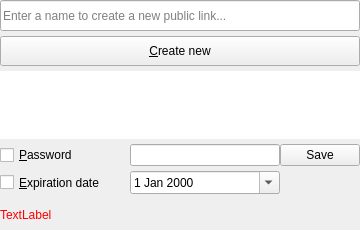
Old version of the form src/gui/sharelinkwidget.ui in the repository yufish/desktop.
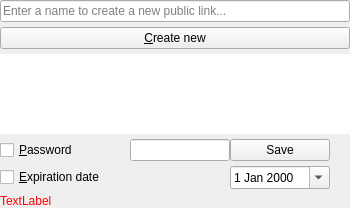
New version of the form.

Commit message:
Changes SizePolicy of the windows and sizes.
- Using Fixed as size policy it gives a much smoother user experience
when windows size dinamically changes.

```diff
--- a/src/gui/sharelinkwidget.ui
+++ b/src/gui/sharelinkwidget.ui
@@ -6,22 +6,28 @@
    <rect>
     <x>0</x>
     <y>0</y>
-    <width>360</width>
-    <height>230</height>
+    <width>350</width>
+    <height>238</height>
    </rect>
   </property>
   <property name="sizePolicy">
-   <sizepolicy hsizetype="Maximum" vsizetype="Minimum">
+   <sizepolicy hsizetype="Fixed" vsizetype="Maximum">
     <horstretch>0</horstretch>
     <verstretch>0</verstretch>
    </sizepolicy>
   </property>
   <property name="minimumSize">
    <size>
-    <width>360</width>
+    <width>340</width>
     <height>0</height>
    </size>
   </property>
+  <property name="maximumSize">
+   <size>
+    <width>16777215</width>
+    <height>16777215</height>
+   </size>
+  </property>
   <property name="windowTitle">
    <string>Share NewDocument.odt</string>
   </property>
@@ -30,7 +36,7 @@
     <number>5</number>
    </property>
    <property name="sizeConstraint">
-    <enum>QLayout::SetMinimumSize</enum>
+    <enum>QLayout::SetFixedSize</enum>
    </property>
    <property name="leftMargin">
     <number>0</number>
@@ -47,21 +53,21 @@
    <item>
     <widget class="QLineEdit" name="nameLineEdit">
      <property name="sizePolicy">
-      <sizepolicy hsizetype="Minimum" vsizetype="Minimum">
+      <sizepolicy hsizetype="Maximum" vsizetype="Fixed">
        <horstretch>0</horstretch>
        <verstretch>0</verstretch>
       </sizepolicy>
      </property>
      <property name="minimumSize">
       <size>
-       <width>360</width>
+       <width>0</width>
        <height>0</height>
       </size>
      </property>
      <property name="maximumSize">
       <size>
-       <width>16777215</width>
-       <height>16777215</height>
+       <width>350</width>
+       <height>26</height>
       </size>
      </property>
      <property name="placeholderText">
@@ -72,21 +78,21 @@
    <item>
     <widget class="QPushButton" name="createShareButton">
      <property name="sizePolicy">
-      <sizepolicy hsizetype="Minimum" vsizetype="Maximum">
+      <sizepolicy hsizetype="Minimum" vsizetype="Fixed">
        <horstretch>0</horstretch>
        <verstretch>0</verstretch>
       </sizepolicy>
      </property>
      <property name="minimumSize">
       <size>
-       <width>360</width>
-       <height>30</height>
+       <width>350</width>
+       <height>0</height>
       </size>
      </property>
      <property name="maximumSize">
       <size>
-       <width>16777215</width>
-       <height>30</height>
+       <width>350</width>
+       <height>26</height>
       </size>
      </property>
      <property name="text">
@@ -97,21 +103,21 @@
    <item>
     <widget class="QTableWidget" name="linkShares">
      <property name="sizePolicy">
-      <sizepolicy hsizetype="Minimum" vsizetype="Minimum">
+      <sizepolicy hsizetype="Fixed" vsizetype="Minimum">
        <horstretch>0</horstretch>
        <verstretch>0</verstretch>
       </sizepolicy>
      </property>
      <property name="minimumSize">
       <size>
-       <width>360</width>
-       <height>0</height>
+       <width>0</width>
+       <height>80</height>
       </size>
      </property>
      <property name="maximumSize">
       <size>
-       <width>16777215</width>
-       <height>16777215</height>
+       <width>350</width>
+       <height>80</height>
       </size>
      </property>
      <property name="frameShape">
@@ -121,10 +127,16 @@
       <number>0</number>
      </property>
      <property name="horizontalScrollBarPolicy">
-      <enum>Qt::ScrollBarAlwaysOff</enum>
+      <enum>Qt::ScrollBarAsNeeded</enum>
      </property>
      <property name="sizeAdjustPolicy">
-      <enum>QAbstractScrollArea::AdjustToContents</enum>
+      <enum>QAbstractScrollArea::AdjustIgnored</enum>
+     </property>
+     <property name="autoScrollMargin">
+      <number>10</number>
+     </property>
+     <property name="editTriggers">
+      <set>QAbstractItemView::NoEditTriggers</set>
      </property>
      <property name="selectionMode">
       <enum>QAbstractItemView::SingleSelection</enum>
@@ -167,26 +179,26 @@
    <item>
     <widget class="QWidget" name="shareProperties" native="true">
      <property name="sizePolicy">
-      <sizepolicy hsizetype="Maximum" vsizetype="Minimum">
+      <sizepolicy hsizetype="Fixed" vsizetype="Maximum">
        <horstretch>0</horstretch>
        <verstretch>0</verstretch>
       </sizepolicy>
      </property>
      <property name="minimumSize">
       <size>
-       <width>360</width>
+       <width>0</width>
        <height>0</height>
       </size>
      </property>
      <property name="maximumSize">
       <size>
-       <width>330</width>
+       <width>350</width>
        <height>16777215</height>
       </size>
      </property>
-     <layout class="QGridLayout" name="gridLayout_2" columnstretch="0,0,0,0">
+     <layout class="QGridLayout" name="gridLayout_2" columnstretch="0,0,0,0,0">
       <property name="sizeConstraint">
-       <enum>QLayout::SetMaximumSize</enum>
+       <enum>QLayout::SetFixedSize</enum>
       </property>
       <property name="leftMargin">
        <number>0</number>
@@ -206,17 +218,17 @@
       <property name="verticalSpacing">
        <number>5</number>
       </property>
-      <item row="0" column="0">
-       <widget class="QCheckBox" name="checkBox_password">
+      <item row="0" column="4">
+       <widget class="QPushButton" name="pushButton_setPassword">
         <property name="sizePolicy">
-         <sizepolicy hsizetype="Minimum" vsizetype="Minimum">
+         <sizepolicy hsizetype="Minimum" vsizetype="Maximum">
           <horstretch>0</horstretch>
           <verstretch>0</verstretch>
          </sizepolicy>
         </property>
         <property name="minimumSize">
          <size>
-          <width>130</width>
+          <width>100</width>
           <height>0</height>
          </size>
         </property>
@@ -227,14 +239,14 @@
          </size>
         </property>
         <property name="text">
-         <string>&amp;Password</string>
+         <string>Save</string>
         </property>
        </widget>
       </item>
       <item row="4" column="0">
        <widget class="QCheckBox" name="checkBox_expire">
         <property name="sizePolicy">
-         <sizepolicy hsizetype="Minimum" vsizetype="Minimum">
+         <sizepolicy hsizetype="Minimum" vsizetype="Maximum">
           <horstretch>0</horstretch>
           <verstretch>0</verstretch>
          </sizepolicy>
@@ -256,67 +268,70 @@
         </property>
        </widget>
       </item>
-      <item row="0" column="1">
+      <item row="0" column="0">
+       <widget class="QCheckBox" name="checkBox_password">
+        <property name="sizePolicy">
+         <sizepolicy hsizetype="Minimum" vsizetype="Maximum">
+          <horstretch>0</horstretch>
+          <verstretch>0</verstretch>
+         </sizepolicy>
+        </property>
+        <property name="minimumSize">
+         <size>
+          <width>130</width>
+          <height>0</height>
+         </size>
+        </property>
+        <property name="maximumSize">
+         <size>
+          <width>16777215</width>
+          <height>16777215</height>
+         </size>
+        </property>
+        <property name="text">
+         <string>&amp;Password</string>
+        </property>
+       </widget>
+      </item>
+      <item row="0" column="3">
        <widget class="QLineEdit" name="lineEdit_password">
         <property name="sizePolicy">
-         <sizepolicy hsizetype="Minimum" vsizetype="Minimum">
+         <sizepolicy hsizetype="Fixed" vsizetype="Maximum">
           <horstretch>0</horstretch>
           <verstretch>0</verstretch>
          </sizepolicy>
         </property>
         <property name="minimumSize">
          <size>
-          <width>150</width>
+          <width>100</width>
           <height>0</height>
          </size>
         </property>
         <property name="maximumSize">
          <size>
-          <width>16777215</width>
+          <width>100</width>
           <height>16777215</height>
          </size>
         </property>
         <property name="echoMode">
          <enum>QLineEdit::Password</enum>
         </property>
-       </widget>
-      </item>
-      <item row="0" column="3">
-       <widget class="QPushButton" name="pushButton_setPassword">
-        <property name="sizePolicy">
-         <sizepolicy hsizetype="Minimum" vsizetype="Minimum">
-          <horstretch>0</horstretch>
-          <verstretch>0</verstretch>
-         </sizepolicy>
+        <property name="alignment">
+         <set>Qt::AlignRight|Qt::AlignTrailing|Qt::AlignVCenter</set>
         </property>
-        <property name="minimumSize">
-         <size>
-          <width>80</width>
-          <height>0</height>
-         </size>
-        </property>
-        <property name="maximumSize">
-         <size>
-          <width>16777215</width>
-          <height>16777215</height>
-         </size>
-        </property>
-        <property name="text">
-         <string>Save</string>
-        </property>
        </widget>
       </item>
-      <item row="4" column="1">
+      <item row="4" column="4">
        <widget class="QDateEdit" name="calendar">
         <property name="sizePolicy">
-         <sizepolicy hsizetype="Minimum" vsizetype="Minimum">
+         <sizepolicy hsizetype="Fixed" vsizetype="Maximum">
           <horstretch>0</horstretch>
           <verstretch>0</verstretch>
          </sizepolicy>
         </property>
         <property name="minimumSize">
          <size>
-          <width>150</width>
+          <width>100</width>
           <height>0</height>
          </size>
         </property>
@@ -337,14 +352,14 @@
    <item>
     <widget class="QLabel" name="errorLabel">
      <property name="sizePolicy">
-      <sizepolicy hsizetype="Minimum" vsizetype="Minimum">
+      <sizepolicy hsizetype="Minimum" vsizetype="Maximum">
        <horstretch>0</horstretch>
        <verstretch>0</verstretch>
       </sizepolicy>
      </property>
      <property name="minimumSize">
       <size>
-       <width>360</width>
+       <width>0</width>
        <height>0</height>
       </size>
      </property>
```
Left out of the diff: 3 changed lines with no effect on the pictures. The commit also changes 5 other files.
